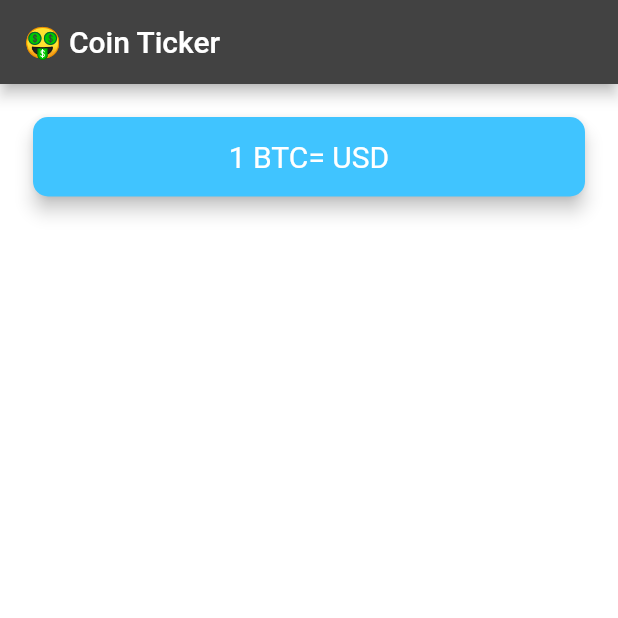
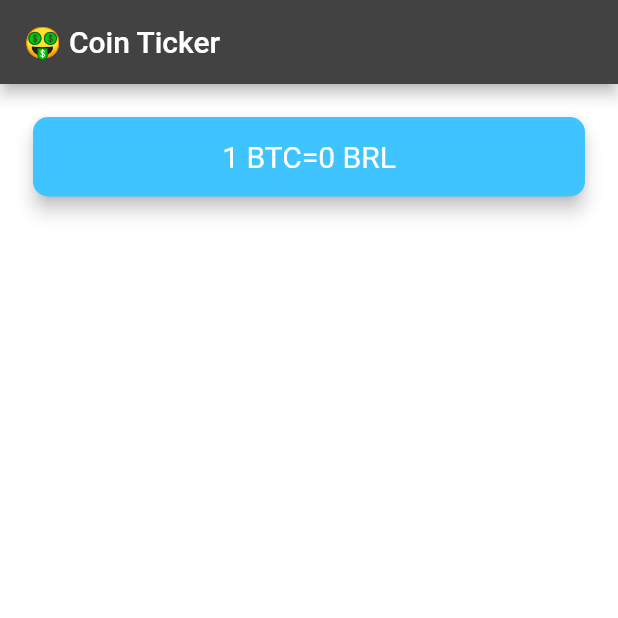
Before and after one commit to mayhim182/bitcointicker, a Flutter app: the screen it shows after launch, after a tap on "BRL", on a phone screen of 412 x 824 dp, the top half of it. Run offline on Flutter 3.47's test engine with Material 2 defaults, Android fonts, the phone set to English and light mode, and no system bars; network calls fail.

Commit message:
added functionality to see prices of bitcoin based on selected currency

```diff
--- a/lib/price_screen.dart
+++ b/lib/price_screen.dart
@@ -6,10 +6,7 @@ import 'package:flutter/cupertino.dart';
 import 'dart:io' show Platform;
 import 'package:http/http.dart' as http;
 
-
-
-const apiKey='72EC2785-B0B3-43E1-8EA1-D6C4E7C17DDF';
-
+const apiKey = '72EC2785-B0B3-43E1-8EA1-D6C4E7C17DDF';
 
 class PriceScreen extends StatefulWidget {
   // const PriceScreen({Key? key}) : super(key: key);
@@ -19,67 +16,60 @@ class PriceScreen extends StatefulWidget {
 }
 
 class _PriceScreenState extends State<PriceScreen> {
-
-  String currentPrice='';
+  String currentPrice = '0';
 
   @override
-  void initState(){
+  void initState() {
     super.initState();
-    getCurrencyData();
   }
 
-
-  Future<dynamic> getCurrencyData() async{
-    const coinApiUrl='https://rest.coinapi.io/v1/exchangerate/BTC/USD?apiKey=$apiKey';
-      var url=Uri.parse(coinApiUrl);
-      http.Response response=await http.get(url);
-      if(response.statusCode==200) {
+  Future<dynamic> getCurrencyData(String currency) async {
+    String coinApiUrl =
+        'https://rest.coinapi.io/v1/exchangerate/BTC/$currency?apiKey=$apiKey';
+    var url = Uri.parse(coinApiUrl);
+    http.Response response = await http.get(url);
+    if (response.statusCode == 200) {
       var decodedData = jsonDecode(response.body);
       double lastPrice = decodedData['rate'];
       setState(() {
-          currentPrice=lastPrice.toString();
+        currentPrice = lastPrice.toString();
+        // print(currentPrice);
       });
       return lastPrice;
-      }
-      else{
+    } else {
       print(response.statusCode);
-        return 0;
+      throw 'problem with get request';
     }
   }
+  //
+  // Future<dynamic> getCurrencyDataForCurrency(String selectedCurrency) async{
+  //   String coinApiUrl='https://rest.coinapi.io/v1/exchangerate/BTC/$selectedCurrency?apiKey=$apiKey';
+  //   var url=Uri.parse(coinApiUrl);
+  //   http.Response response=await http.get(url);
+  //   if(response.statusCode==200) {
+  //     var decodedData = jsonDecode(response.body);
+  //     double lastPrice = decodedData['rate'];
+  //     setState(() {
+  //       currentPrice=lastPrice.toString();
+  //       print(currentPrice);
+  //     });
+  //     return lastPrice;
+  //   }
+  //   else{
+  //     print(response.statusCode);
+  //     return 0;
+  //   }
+  // }
 
-  Future<dynamic> getCurrencyDataForCurrency(String selectedCurrency) async{
-    String coinApiUrl='https://rest.coinapi.io/v1/exchangerate/BTC/$selectedCurrency?apiKey=$apiKey';
-    var url=Uri.parse(coinApiUrl);
-    http.Response response=await http.get(url);
-    if(response.statusCode==200) {
-      var decodedData = jsonDecode(response.body);
-      double lastPrice = decodedData['rate'];
-      setState(() {
-        currentPrice=lastPrice.toString();
-      });
-      return lastPrice;
-    }
-    else{
-      print(response.statusCode);
-      return 0;
-    }
-  }
+  String selectedCurrency = 'INR';
 
+  DropdownButton<String> androidDropDown() {
+    List<DropdownMenuItem<String>> dropDownItems = [];
 
-
-
-
-  String selectedCurrency='INR';
-
-
-
-  DropdownButton<String> androidDropDown(){
-
-    List<DropdownMenuItem<String>> dropDownItems=[];
-
-    for(int i=0;i<currenciesList.length;i++){
-      String currency=currenciesList[i];
-      var newItem=DropdownMenuItem(
+    for (int i = 0; i < currenciesList.length; i++) {
+      String currency = currenciesList[i];
+      selectedCurrency=currency;
+      var newItem = DropdownMenuItem(
         child: Text(currency),
         value: currency,
       );
@@ -87,41 +77,47 @@ class _PriceScreenState extends State<PriceScreen> {
     }
 
     return DropdownButton<String>(
-value:selectedCurrency,//the first item in the list
-items:dropDownItems,
-onChanged: (value){
+      value: selectedCurrency, //the first item in the list
+      items: dropDownItems,
+      onChanged: (value) {
         setState(() {
-selectedCurrency=value.toString();
+          selectedCurrency = value.toString();
+          getCurrencyData(selectedCurrency);
         });
-},);
+      },
+    );
   }
 
-
-  CupertinoPicker iosPicker(){
-    List<Text> pickerItem=[];
-    for(int i=0;i<currenciesList.length;i++){
-      String currency=currenciesList[i];
+  CupertinoPicker iosPicker() {
+    List<Text> pickerItem = [];
+    List<String> pickedItem=[];
+    for (int i = 0; i < currenciesList.length; i++) {
+      String currency = currenciesList[i];
       pickerItem.add(Text(currency));
+      pickedItem.add(currency);
     }
 
-    return CupertinoPicker(itemExtent: 32.0, onSelectedItemChanged: (selectedIndex){
+    return CupertinoPicker(
+      itemExtent: 32.0,
+      onSelectedItemChanged: (selectedIndex) {
         print(selectedIndex);
-    }, children: pickerItem,);
+        setState(() {
+          selectedCurrency=pickedItem[selectedIndex].toString();
+          getCurrencyData(selectedCurrency);
+        });
+      },
+      children: pickerItem,
+    );
   }
 
-
-  Widget getPicker(){
-    if(Platform.isIOS){
+  Widget getPicker() {
+    if (Platform.isIOS) {
       return androidDropDown();
-    }
-    else if(Platform.isAndroid){
+    } else if (Platform.isAndroid) {
       return iosPicker();
     }
     return androidDropDown();
   }
-
-
-
 
   @override
   Widget build(BuildContext context) {
@@ -139,16 +135,16 @@ selectedCurrency=value.toString();
               color: Colors.lightBlueAccent,
               elevation: 5.0,
               shape: RoundedRectangleBorder(
-                  borderRadius:BorderRadius.circular(10.0),
+                borderRadius: BorderRadius.circular(10.0),
               ),
               child: Padding(
-                  padding: EdgeInsets.symmetric(vertical: 15.0,horizontal: 28.0),
+                padding: EdgeInsets.symmetric(vertical: 15.0, horizontal: 28.0),
                 child: Text(
-                      '1 BTC=$currentPrice USD',
+                  '1 BTC=$currentPrice $selectedCurrency',
                   textAlign: TextAlign.center,
                   style: TextStyle(
                     fontSize: 20.0,
-                            color:Colors.white,
+                    color: Colors.white,
                   ),
                 ),
               ),
@@ -157,9 +153,10 @@ selectedCurrency=value.toString();
           Container(
             height: 150.0,
             alignment: Alignment.center,
-             padding: EdgeInsets.only(bottom: 30.0) ,
+            padding: EdgeInsets.only(bottom: 30.0),
             color: Colors.lightBlue,
-            child:getPicker(),),
+            child: getPicker(),
+          ),
         ],
       ),
     );
```
Lines whose indentation alone changed are shown as unchanged.
